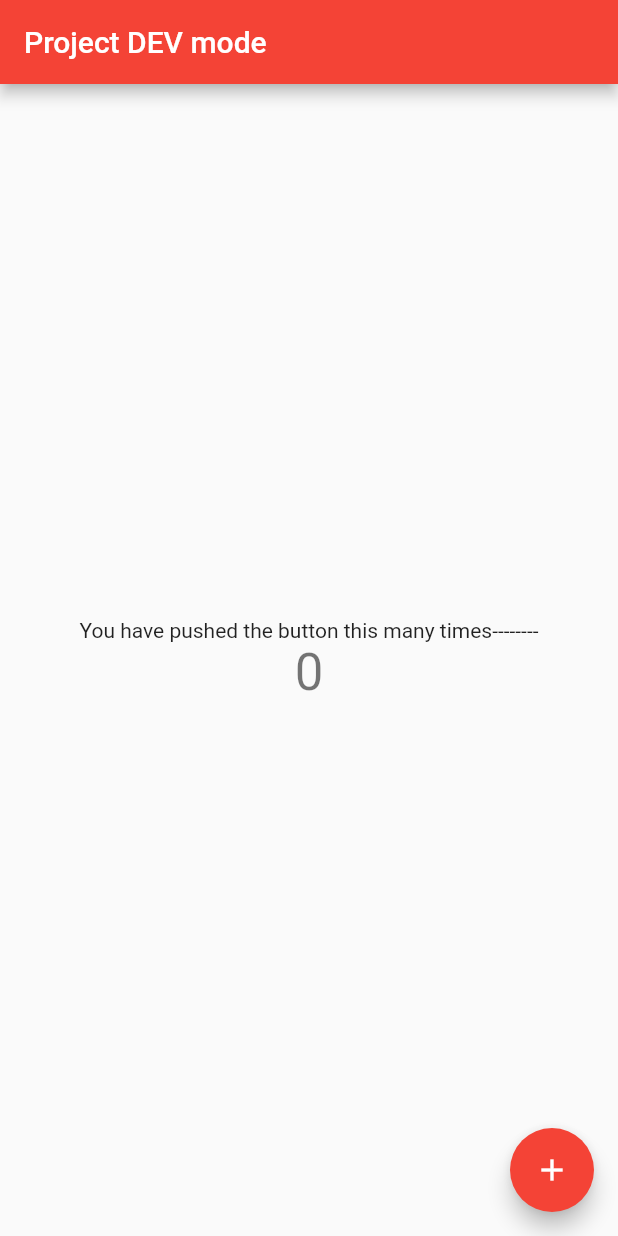
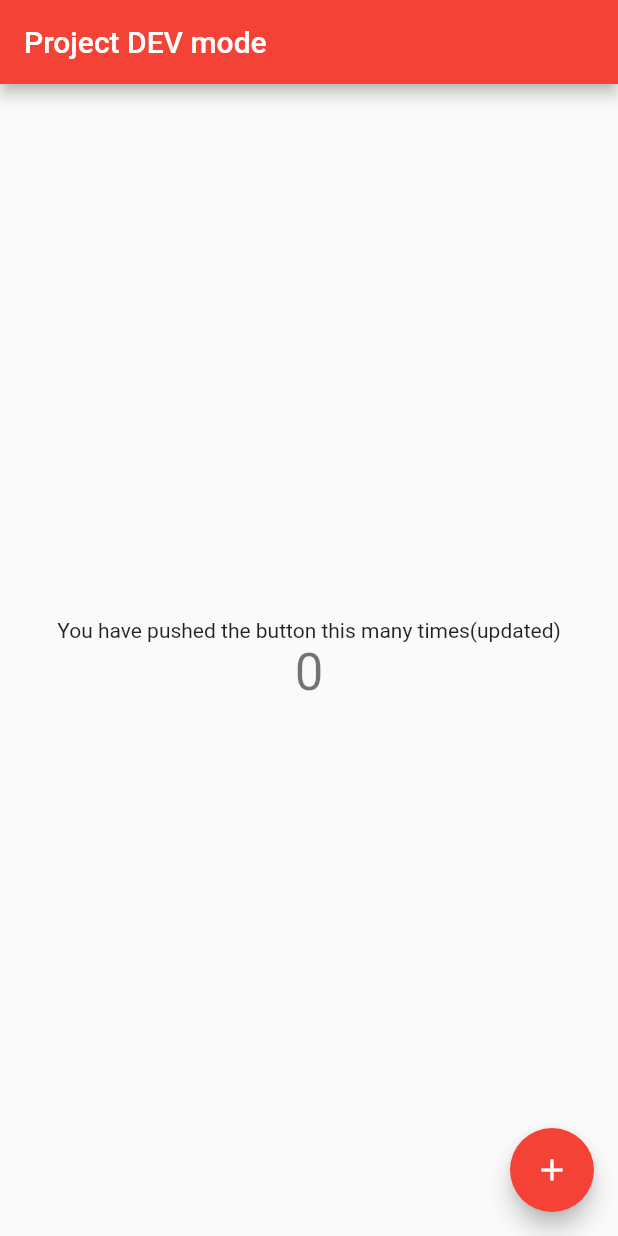
Before and after one commit to williamnkosi/codemagicpoc, a Flutter app: the screen it shows after launch, on a phone screen of 412 x 824 dp. Run offline on Flutter 3.47's test engine with Material 2 defaults, Android fonts, the phone set to English and light mode, and no system bars; our stand-ins replace get_it.

Commit message:
changed text

```diff
--- a/codemagicpoc/lib/main.dart
+++ b/codemagicpoc/lib/main.dart
@@ -88,7 +88,7 @@ class _MyHomePageState extends State<MyHomePage> {
           mainAxisAlignment: MainAxisAlignment.center,
           children: <Widget>[
             Text(
-              'You have pushed the button this many times--------',
+              'You have pushed the button this many times(updated)',
             ),
             Text(
               '$_counter',
```
Also changed, not shown: codemagicpoc/pubspec.lock.
